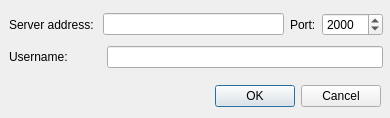
First picture: the form in apps/client/ConnectDialog.ui, repository Pokawa/charades, before the edit.
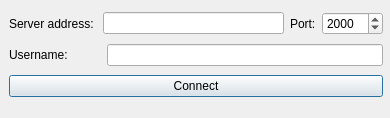
Second picture: the form after the edit.

Diff of the .ui file:
```diff
--- a/apps/client/ConnectDialog.ui
+++ b/apps/client/ConnectDialog.ui
@@ -16,29 +16,13 @@
   <property name="windowTitle">
    <string>Dialog</string>
   </property>
-  <widget class="QDialogButtonBox" name="buttonBox">
-   <property name="geometry">
-    <rect>
-     <x>10</x>
-     <y>80</y>
-     <width>371</width>
-     <height>32</height>
-    </rect>
-   </property>
-   <property name="orientation">
-    <enum>Qt::Horizontal</enum>
-   </property>
-   <property name="standardButtons">
-    <set>QDialogButtonBox::Cancel|QDialogButtonBox::Ok</set>
-   </property>
-  </widget>
   <widget class="QWidget" name="verticalLayoutWidget">
    <property name="geometry">
     <rect>
      <x>9</x>
      <y>9</y>
      <width>374</width>
-     <height>63</height>
+     <height>94</height>
     </rect>
    </property>
    <layout class="QVBoxLayout" name="verticalLayout">
@@ -87,6 +71,16 @@
       </item>
      </layout>
     </item>
+    <item>
+     <widget class="QPushButton" name="connectButton">
+      <property name="text">
+       <string>Connect</string>
+      </property>
+      <property name="flat">
+       <bool>false</bool>
+      </property>
+     </widget>
+    </item>
    </layout>
   </widget>
  </widget>
```
Left out of the diff: 35 changed lines with no effect on the pictures.
